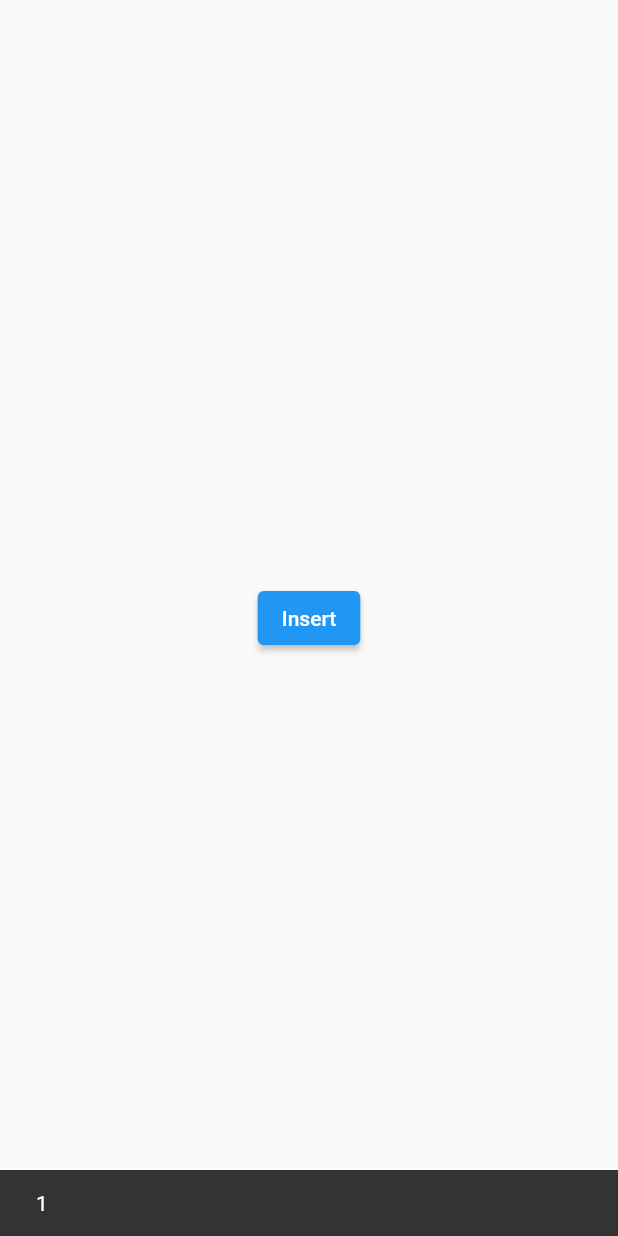
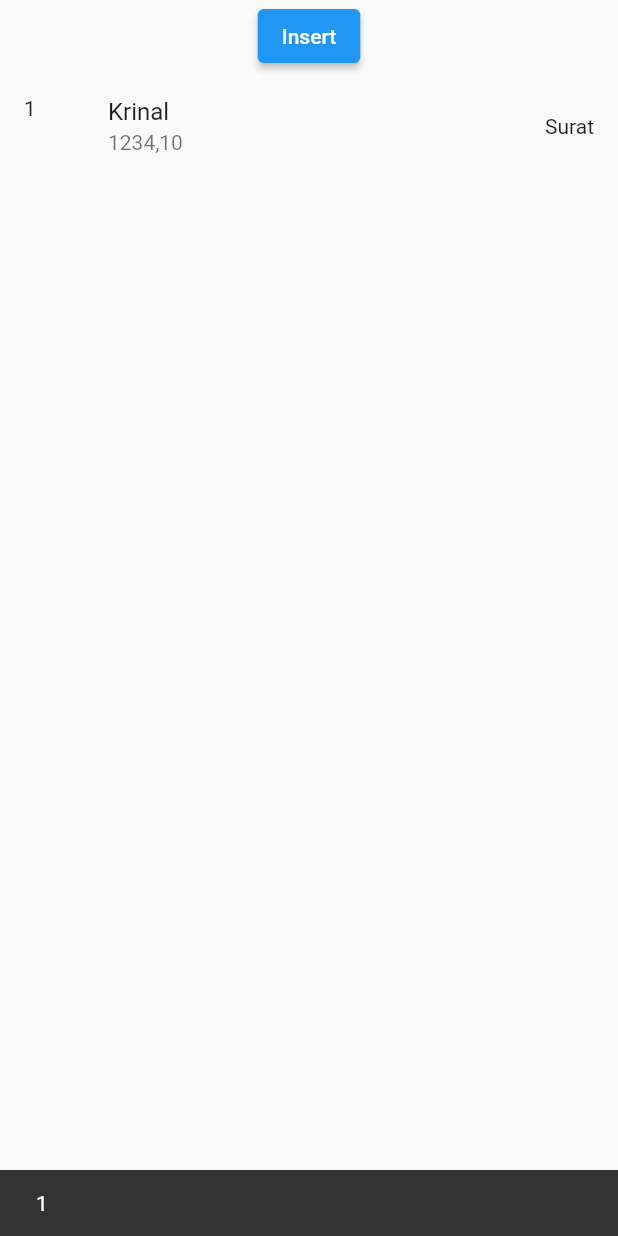
Before and after one commit to KrinalNakarani/database, a Flutter app: the screen it shows after launch, after a tap on "Insert", on a phone screen of 412 x 824 dp. Run offline on Flutter 3.47's test engine with Material 2 defaults, Android fonts, the phone set to English and light mode, and no system bars; our stand-ins replace sqflite; accounts and stored records are empty.

Commit message:
2-8-2022

```diff
--- a/lib/screen/StudentScreen.dart
+++ b/lib/screen/StudentScreen.dart
@@ -9,19 +9,53 @@ class Student extends StatefulWidget {
 }
 
 class _StudentState extends State<Student> {
+  List<Map<String, dynamic>> l2 = [];
+
+  @override
+  void initState() {
+    super.initState();
+    getData();
+  }
+
+  void getData() async {
+    DBhelper dbHelper = DBhelper();
+    List<Map<String, dynamic>> l1 = await dbHelper.readDB();
+    setState(() {
+      l2 = l1;
+    });
+  }
+
   @override
   Widget build(BuildContext context) {
     return SafeArea(
       child: Scaffold(
         body: Center(
-          child: ElevatedButton(
+          child: Column(
+            children: [
+              ElevatedButton(
                 child: Text("Insert"),
                 onPressed: () async {
                   DBhelper db = DBhelper();
                   var res = await db.insert("Krinal", "1234", "10", "Surat");
+                  getData();
                   ScaffoldMessenger.of(context)
                       .showSnackBar(SnackBar(content: Text("$res")));
                 },
+              ),
+              Expanded(
+                child: ListView.builder(
+                    itemCount: l2.length,
+                    itemBuilder: (context, index) {
+                      return ListTile(
+                        leading: Text("${l2[index]['id']}"),
+                        title: Text("${l2[index]['name']}"),
+                        subtitle:
+                            Text("${l2[index]['no']},${l2[index]['std']}"),
+                        trailing: Text("${l2[index]['Address']}"),
+                      );
+                    }),
+              ),
+            ],
           ),
         ),
       ),
--- a/lib/screen/data.dart
+++ b/lib/screen/data.dart
@@ -32,7 +32,7 @@ class DBhelper {
         "Student", {"name": name, "no": no, "std": std, "Address": Address});
   }
 
-  Future<Future<List<Map<String, Object?>>>> readDB() async {
+  Future<List<Map<String, dynamic>>> readDB() async {
     database = await checkDB();
     String qry = "SELECT * FROM Student";
     var res = database!.rawQuery(qry);
```
Lines whose indentation alone changed are shown as unchanged.
